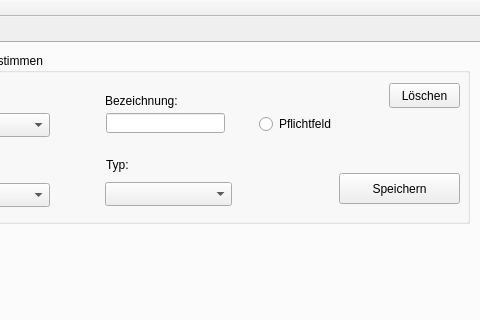
Qt form mainwindow.ui (Psycl0p7/Projekt-2-Verleihsoftware) before a commit; both pictures show x 363 to 843 and y 0 to 320 of the 843 by 574 pixel window.
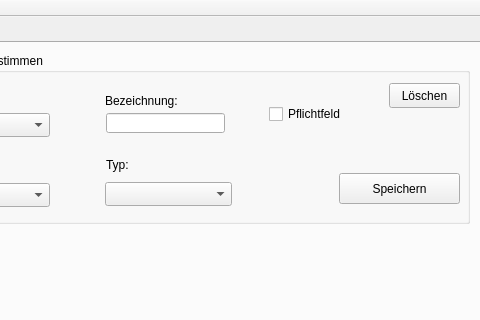
The same form after that commit.

What changed in the file:
```diff
--- a/mainwindow.ui
+++ b/mainwindow.ui
@@ -193,19 +193,6 @@
         <string>Bezeichnung:</string>
        </property>
       </widget>
-      <widget class="QRadioButton" name="rb_pflichtfeld">
-       <property name="geometry">
-        <rect>
-         <x>340</x>
-         <y>60</y>
-         <width>103</width>
-         <height>22</height>
-        </rect>
-       </property>
-       <property name="text">
-        <string>Pflichtfeld</string>
-       </property>
-      </widget>
       <widget class="QPushButton" name="btn_saveCustomField">
        <property name="geometry">
         <rect>
@@ -232,6 +219,19 @@
         <string>Löschen</string>
        </property>
       </widget>
+      <widget class="QCheckBox" name="cb_pflichtfeld">
+       <property name="geometry">
+        <rect>
+         <x>350</x>
+         <y>50</y>
+         <width>83</width>
+         <height>22</height>
+        </rect>
+       </property>
+       <property name="text">
+        <string>Pflichtfeld</string>
+       </property>
+      </widget>
      </widget>
     </widget>
    </widget>
```
